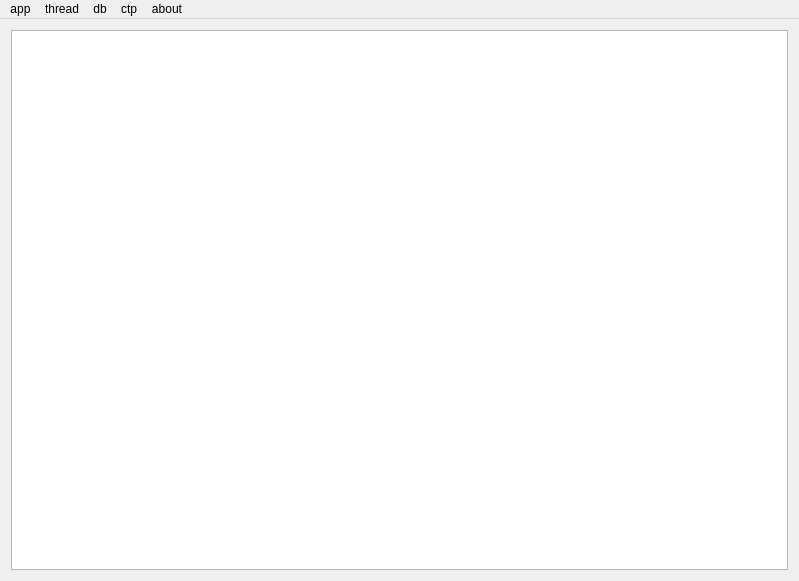
xclxxl414/bftrader, file cta/ui/mainwindow.ui: the form before one commit.
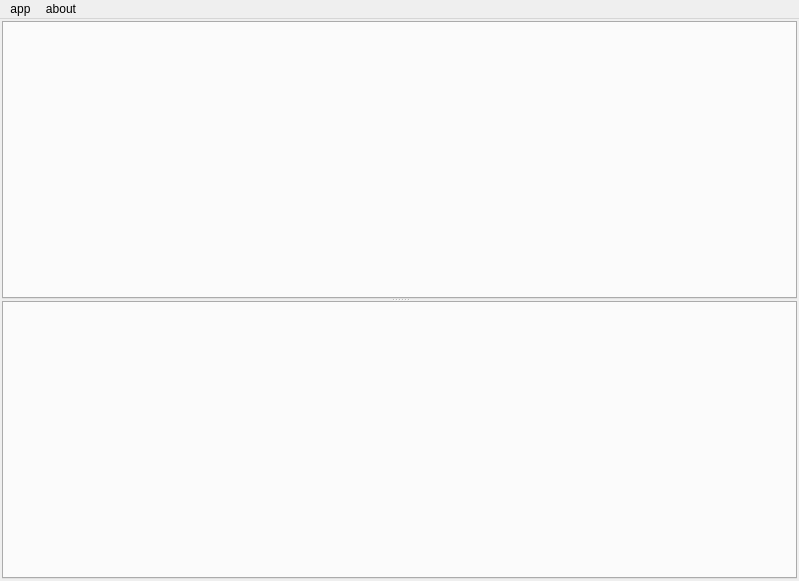
The form after the commit.

What changed in the file:
```diff
--- a/cta/ui/mainwindow.ui
+++ b/cta/ui/mainwindow.ui
@@ -10,13 +10,43 @@
     <height>581</height>
    </rect>
   </property>
+  <property name="maximumSize">
+   <size>
+    <width>900</width>
+    <height>600</height>
+   </size>
+  </property>
   <property name="windowTitle">
    <string>MainWindow</string>
   </property>
   <widget class="QWidget" name="centralWidget">
    <layout class="QVBoxLayout" name="verticalLayout">
+    <property name="spacing">
+     <number>2</number>
+    </property>
+    <property name="leftMargin">
+     <number>2</number>
+    </property>
+    <property name="topMargin">
+     <number>2</number>
+    </property>
+    <property name="rightMargin">
+     <number>2</number>
+    </property>
+    <property name="bottomMargin">
+     <number>2</number>
+    </property>
     <item>
-     <widget class="QTableWidget" name="tableWidget"/>
+     <widget class="QSplitter" name="splitter">
+      <property name="orientation">
+       <enum>Qt::Vertical</enum>
+      </property>
+      <property name="handleWidth">
+       <number>2</number>
+      </property>
+      <widget class="QTabWidget" name="tabWidgetCta"/>
+      <widget class="QTabWidget" name="tabWidgetLog"/>
+     </widget>
     </item>
    </layout>
   </widget>
@@ -56,30 +86,7 @@
     <addaction name="actionAppVersion"/>
     <addaction name="menu_NO_MONEY"/>
    </widget>
-   <widget class="QMenu" name="menuThread">
-    <property name="title">
-     <string>thread</string>
-    </property>
-    <addaction name="actionThreadExternal"/>
-   </widget>
-   <widget class="QMenu" name="menuDb">
-    <property name="title">
-     <string>db</string>
-    </property>
-    <addaction name="actionDbOpen"/>
-    <addaction name="actionDbInit"/>
-    <addaction name="actionDbClose"/>
-   </widget>
-   <widget class="QMenu" name="menuCtp">
-    <property name="title">
-     <string>ctp</string>
-    </property>
-    <addaction name="actionCtpVersion"/>
-   </widget>
    <addaction name="menuApp"/>
-   <addaction name="menuThread"/>
-   <addaction name="menuDb"/>
-   <addaction name="menuCtp"/>
    <addaction name="menuAbout"/>
   </widget>
   <action name="actionAppQuit">
```
Left out of the diff: 25 changed lines with no effect on the pictures.
